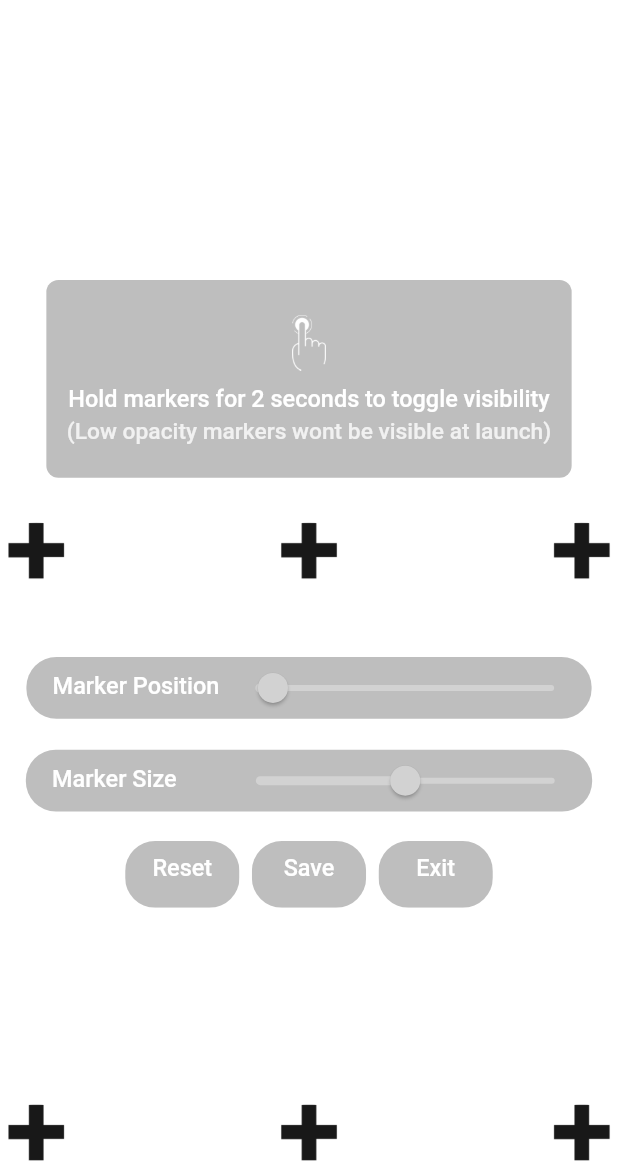
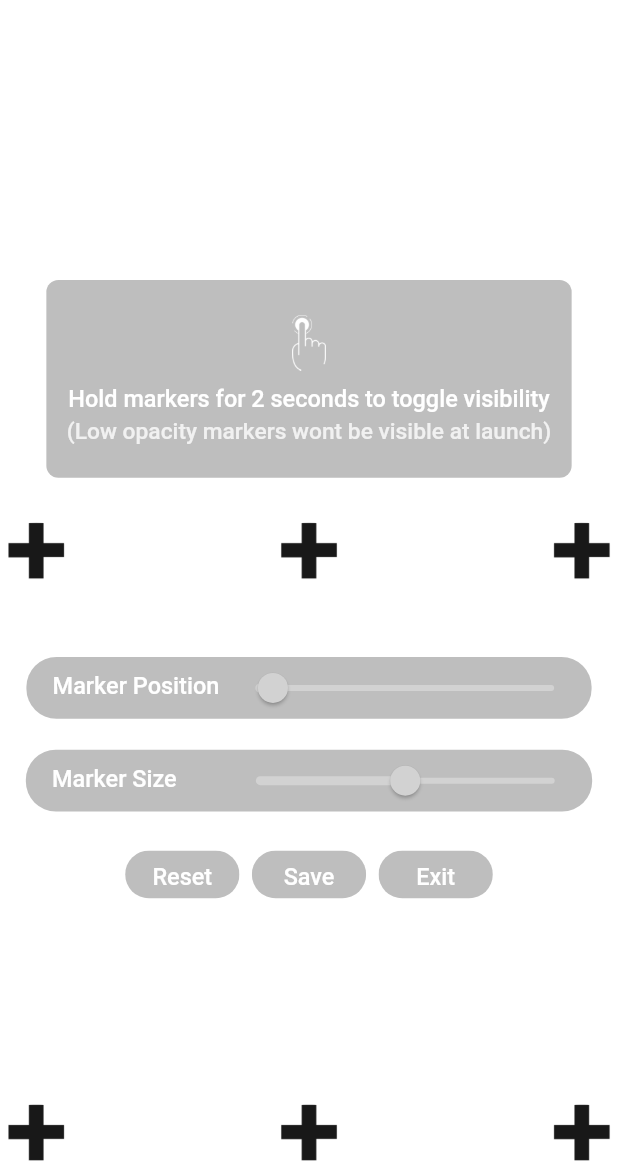
Before and after one commit to harsh-luthra/Chroma-, a Flutter app: the CustomiseLayout screen opened by its route, on a phone screen of 412 x 824 dp, the part 66-1236 px from its top. Run offline on Flutter 3.47's test engine with Material 2 defaults, Android fonts, the phone set to English and light mode, and no system bars; our stand-ins replace csv, flutter_colorpicker, flutter_slidable, flutter_svg, sensors_plus, shared_preferences and 1 more; missing offline and left inert: to_csv, undo; accounts and stored records are empty; Roboto replaces fonts that are missing (Proxima Nova).

```diff
--- a/lib/customise_layout.dart
+++ b/lib/customise_layout.dart
@@ -460,7 +460,7 @@ class CustomiseLayoutState extends State<CustomiseLayout> {
       },
       child: Ink(
         padding: const EdgeInsets.only(top: 8, left: 15, right: 15,bottom: 0),
-        height: screenHeight! * 0.054,
+        height: 32,
         width: screenWidth! * 0.185,
         decoration: const BoxDecoration(
             color: AppConstants.buttonGreyColor,
```
